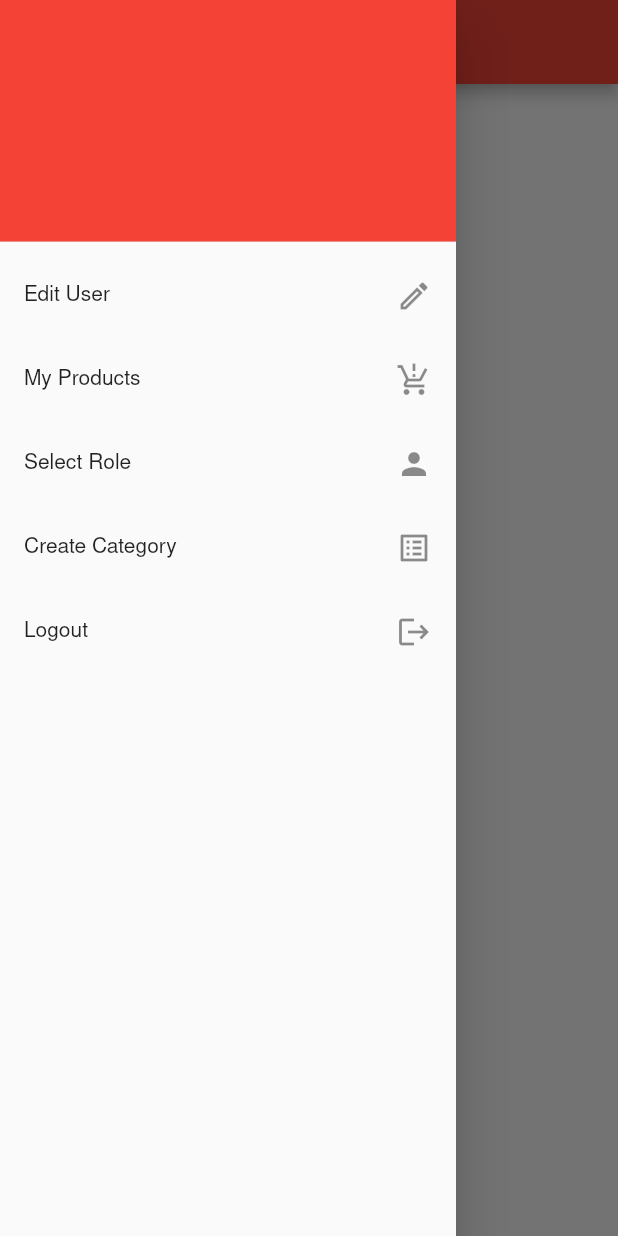
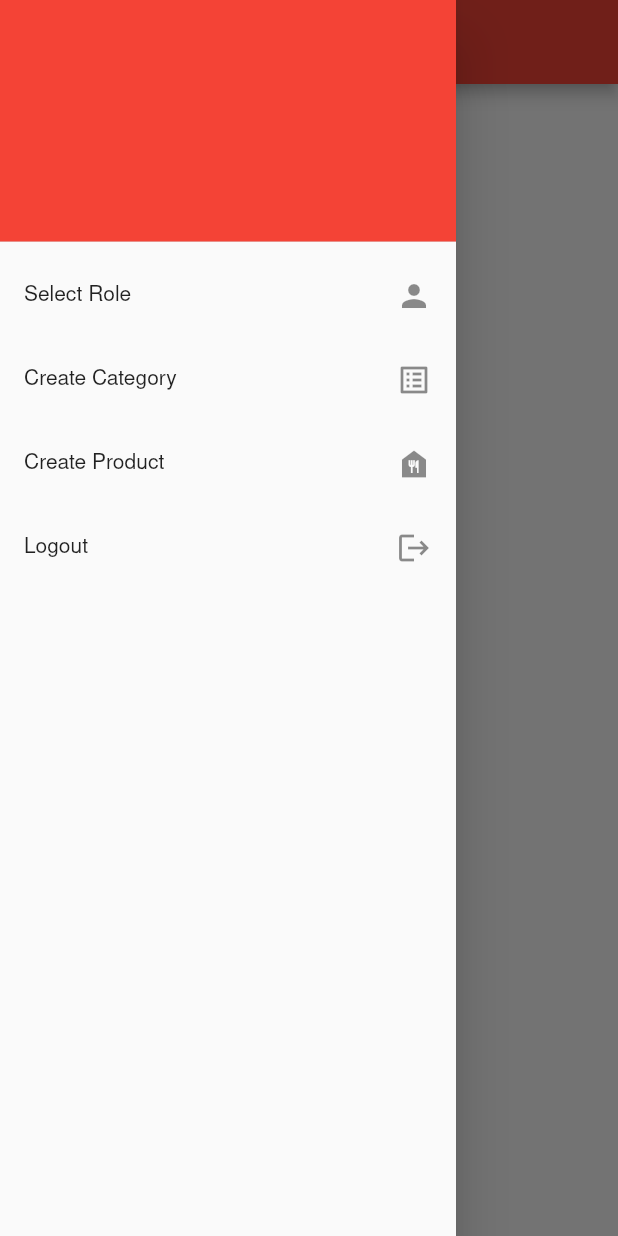
Before and after one commit to den0206/flutter-with-node.js, a Flutter app: the RestaurantOrdersScreen screen opened by its route, with the side drawer open, on a phone screen of 412 x 824 dp. Run offline on Flutter 3.47's test engine with Material 2 defaults, Android fonts, the phone set to English and light mode, and no system bars; our stand-ins replace extended_masked_text, get, lottie, shared_preferences; accounts and stored records are empty; network calls fail; project files that could hold a hidden picture were left out.

Commit message:
Category API

```diff
--- /dev/null
+++ b/client_side/lib/src/model/product.dart
@@ -0,0 +1,45 @@
+// To parse this JSON data, do
+//
+//     final product = productFromJson(jsonString);
+
+import 'dart:convert';
+
+Product productFromJson(String str) => Product.fromJson(json.decode(str));
+
+String productToJson(Product data) => json.encode(data.toJson());
+
+class Product {
+  Product({
+    required this.id,
+    required this.name,
+    required this.description,
+    required this.price,
+    required this.categoryId,
+    required this.quantity,
+  });
+
+  final String id;
+  final String name;
+  final String description;
+  final double price;
+  final int categoryId;
+  final int quantity;
+
+  factory Product.fromJson(Map<String, dynamic> json) => Product(
+        id: json["id"],
+        name: json["name"],
+        description: json["description"],
+        price: json["price"].toDouble(),
+        categoryId: json["category_id"],
+        quantity: json["quantity"],
+      );
+
+  Map<String, dynamic> toJson() => {
+        "id": id,
+        "name": name,
+        "description": description,
+        "price": price,
+        "category_id": categoryId,
+        "quantity": quantity,
+      };
+}
--- /dev/null
+++ b/client_side/lib/src/screen/main/restaurant/categoey/product/product_create_controller.dart
@@ -0,0 +1,85 @@
+import 'package:client_side/src/api/category_api.dart';
+import 'package:client_side/src/api/product_api.dart';
+import 'package:client_side/src/model/category.dart';
+import 'package:extended_masked_text/extended_masked_text.dart';
+import 'package:flutter/material.dart';
+import 'package:get/get_state_manager/get_state_manager.dart';
+import 'package:get/instance_manager.dart';
+import 'package:get/state_manager.dart';
+import 'package:get/get.dart';
+
+class ProductCreateBinding extends Bindings {
+  @override
+  void dependencies() {
+    Get.put(ProductCreateController());
+  }
+}
+
+class ProductCreateController extends GetxController {
+  Category? selectCategory;
+  List<Category> categories = [];
+
+  final productAPI = ProductAPI();
+  final categoryAPI = CategoryAPI();
+
+  TextEditingController nameController = TextEditingController();
+  TextEditingController descriptionController = TextEditingController();
+  MoneyMaskedTextController priceController = MoneyMaskedTextController();
+
+  String get _name => nameController.text;
+  String get _description => descriptionController.text;
+  double get _price => priceController.numberValue;
+
+  List<DropdownMenuItem<Category>> get categoryItems {
+    final List<DropdownMenuItem<Category>> res = [];
+
+    categories.forEach((category) {
+      final item = DropdownMenuItem(
+        child: Text(category.name),
+        value: category,
+      );
+      res.add(item);
+    });
+
+    return res;
+  }
+
+  @override
+  void onInit() async {
+    super.onInit();
+
+    await getCategory();
+  }
+
+  Future<void> getCategory() async {
+    final current = await categoryAPI.getAll();
+
+    print(current.length);
+    categories.addAll(current);
+
+    update();
+  }
+
+  void onChange(Category? value) {
+    selectCategory = value;
+    update();
+  }
+
+  Future<void> createProduct() async {
+    if (selectCategory == null) return;
+
+    final Map<String, dynamic> product = {
+      "name": _name,
+      "description": _description,
+      "price": _price,
+      "category_id": int.parse(selectCategory!.id),
+    };
+
+    final req = await productAPI.create(product);
+
+    if (req != null && req.status) {
+      await Future.delayed(Duration(seconds: 200));
+      Get.back();
+    }
+  }
+}
--- a/client_side/lib/src/screen/main/restaurant/ordres/restaurant_orders_screen.dart
+++ b/client_side/lib/src/screen/main/restaurant/ordres/restaurant_orders_screen.dart
@@ -1,5 +1,5 @@
-import 'package:client_side/src/screen/main/client/edit/client_edit_screen.dart';
 import 'package:client_side/src/screen/main/restaurant/categoey/category_create_screen.dart';
+import 'package:client_side/src/screen/main/restaurant/categoey/product/product_create_screen.dart';
 import 'package:client_side/src/screen/main/restaurant/ordres/restaurant_order_controller.dart';
 import 'package:flutter/material.dart';
 import 'package:get/get_core/src/get_main.dart';
@@ -56,17 +56,6 @@ class RestaurantOrdersScreen extends GetView<RestaurantOrdersController> {
               ),
             ),
             ListTile(
-              title: Text("Edit User"),
-              trailing: Icon(Icons.edit_outlined),
-              onTap: () {
-                Get.toNamed(ClientEditScreen.routeName);
-              },
-            ),
-            ListTile(
-              title: Text("My Products"),
-              trailing: Icon(Icons.production_quantity_limits),
-            ),
-            ListTile(
               title: Text("Select Role"),
               trailing: Icon(Icons.person),
               onTap: () {
@@ -78,6 +67,13 @@ class RestaurantOrdersScreen extends GetView<RestaurantOrdersController> {
               trailing: Icon(Icons.list_alt),
               onTap: () {
                 Get.toNamed(CategoryCreateScreen.routeName);
+              },
+            ),
+            ListTile(
+              title: Text("Create Product"),
+              trailing: Icon(Icons.food_bank),
+              onTap: () {
+                Get.toNamed(ProductCreateScreen.routeName);
               },
             ),
             ListTile(
--- a/client_side/pubspec.yaml
+++ b/client_side/pubspec.yaml
@@ -17,7 +17,8 @@ dependencies:
   lottie: ^1.2.1
   http: ^0.13.4
   shared_preferences: ^2.0.9
-  flutter_masked_text: ^0.8.0
+  extended_masked_text: ^2.3.1
+  image_picker: ^0.8.4+4
 
 dev_dependencies:
   flutter_test:
```
Also changed, not shown: client_side/lib/main.dart (+7 -0 lines), client_side/lib/src/api/category_api.dart (+30 -0 lines), client_side/lib/src/api/product_api.dart (added, +42 -0 lines), client_side/lib/src/screen/main/restaurant/categoey/product/product_create_screen.dart (+22 -8 lines), client_side/pubspec.lock, 4 other files.
